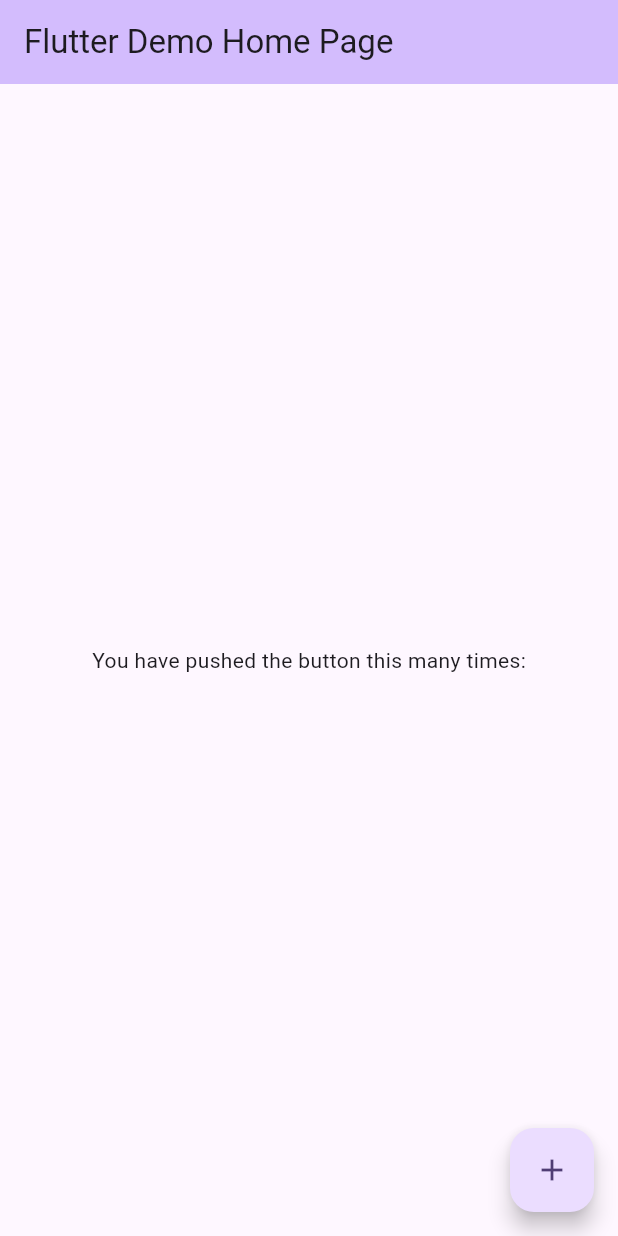
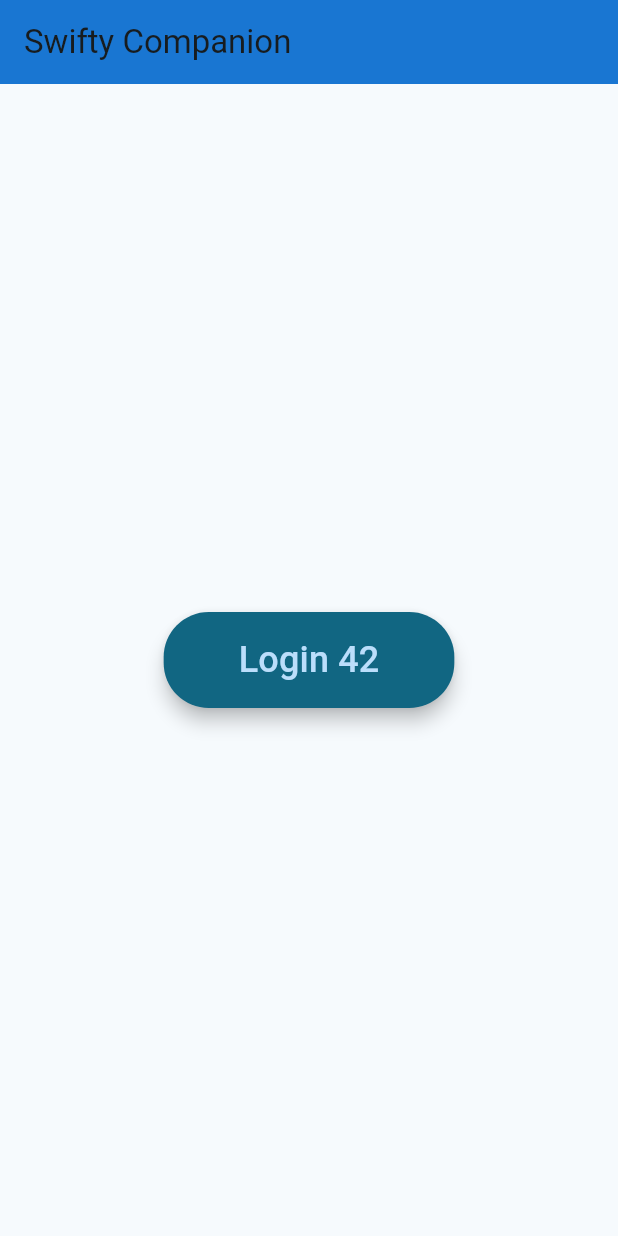
Before and after one commit to BenJ3D/swifty_companion-42_flutter, a Flutter app: the screen it shows after launch, on a phone screen of 412 x 824 dp. Run offline on Flutter 3.47's test engine with Material 3 defaults, Android fonts, the phone set to English and light mode, and no system bars; our stand-ins replace flutter_dotenv.

Commit message:
add env load + test print env value with Login 42 button

```diff
--- a/lib/main.dart
+++ b/lib/main.dart
@@ -1,22 +1,23 @@
 import 'package:flutter/material.dart';
+import 'package:flutter_dotenv/flutter_dotenv.dart';
 
-void main() {
+void main() async {
+  await dotenv.load(fileName: ".env");
   runApp(const MyApp());
 }
 
 class MyApp extends StatelessWidget {
   const MyApp({super.key});
 
-  // This widget is the root of your application.
   @override
   Widget build(BuildContext context) {
     return MaterialApp(
-      title: 'Flutter Demo',
+      title: 'Swifty Companion',
       theme: ThemeData(
-        colorScheme: ColorScheme.fromSeed(seedColor: Colors.deepPurple),
+        colorScheme: ColorScheme.fromSeed(seedColor: Colors.blueGrey),
         useMaterial3: true,
       ),
-      home: const MyHomePage(title: 'Flutter Demo Home Page'),
+      home: const MyHomePage(title: 'Swifty Companion'),
     );
   }
 }
@@ -30,29 +31,35 @@ class MyHomePage extends StatefulWidget {
 }
 
 class _MyHomePageState extends State<MyHomePage> {
+  void loginFunction() {
+    print(dotenv.env['CLIENT_UID']);
+  }
 
   @override
   Widget build(BuildContext context) {
     return Scaffold(
       appBar: AppBar(
-        backgroundColor: Theme.of(context).colorScheme.inversePrimary,
+        backgroundColor: Theme.of(context).primaryColorDark,
         title: Text(widget.title),
       ),
-      body: const Center(
-        child: Column(
-          mainAxisAlignment: MainAxisAlignment.center,
-          children: <Widget>[
-            Text(
-              'You have pushed the button this many times:',
+      body: Center(
+        child: ElevatedButton(
+          onPressed: loginFunction,
+          style: ElevatedButton.styleFrom(
+            foregroundColor: Theme.of(context).primaryColorLight,
+            backgroundColor: Theme.of(context).primaryColor,
+            padding: const EdgeInsets.symmetric(horizontal: 50, vertical: 15),
+            shape: RoundedRectangleBorder(
+              borderRadius: BorderRadius.circular(30),
             ),
-          ],
+            elevation: 5,
+          ),
+          child: const Text(
+            'Login 42',
+            style: TextStyle(fontSize: 24),
+          ),
         ),
       ),
-      floatingActionButton: FloatingActionButton(
-        onPressed: null,
-        tooltip: 'Increment',
-        child: const Icon(Icons.add),
-      ), // This trailing comma makes auto-formatting nicer for build methods.
     );
   }
 }
```
Also changed, not shown: pubspec.yaml (+4 -4 lines), pubspec.lock.
